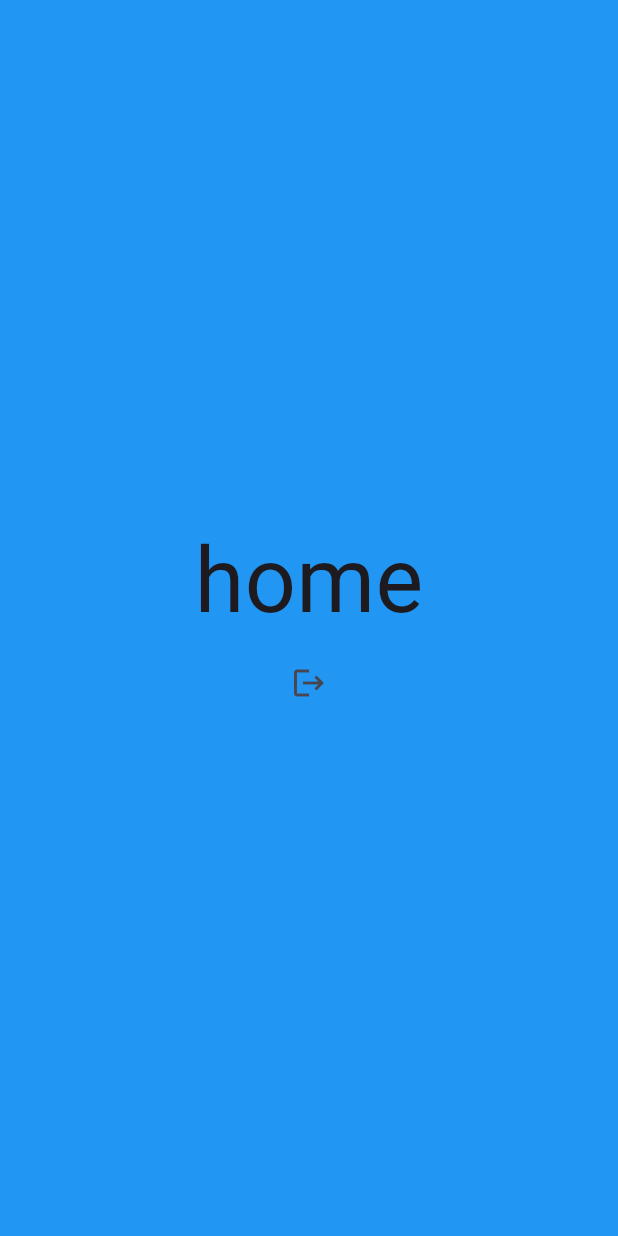
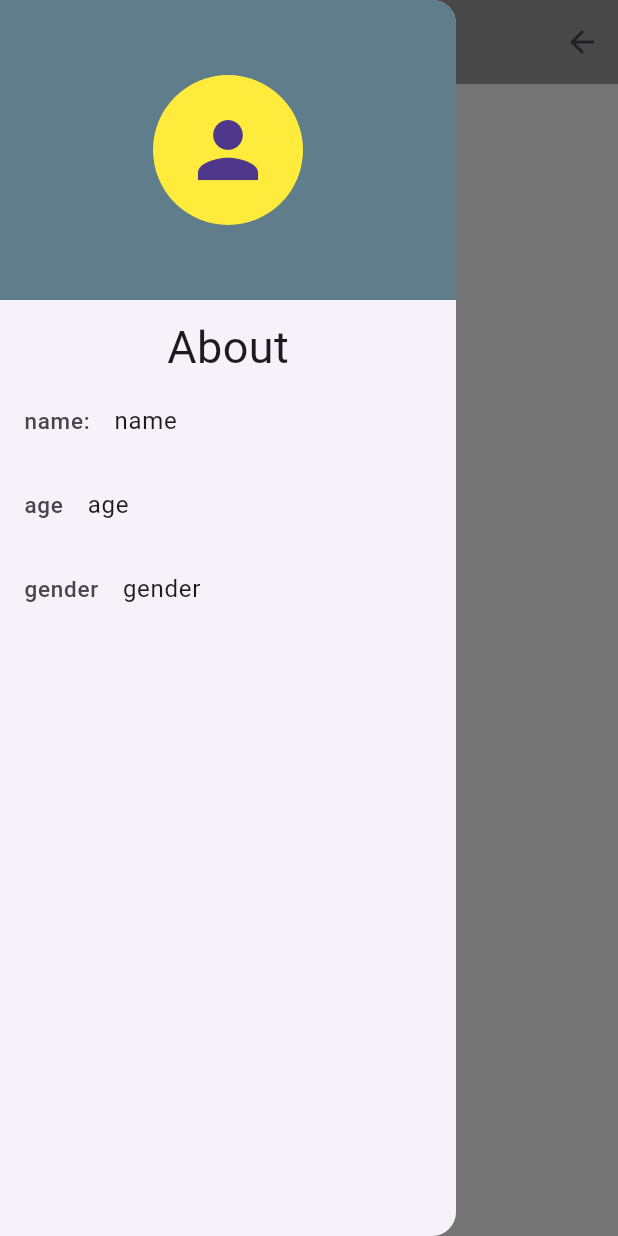
Before and after one commit to Abdusamadali/FirebaseAuthentication, a Flutter app: the screen it shows once a user with an empty profile is signed in, with the side drawer open (before the commit the screen has no drawer), on a phone screen of 412 x 824 dp. Run offline on Flutter 3.47's test engine with Material 3 defaults, Android fonts, the phone set to English and light mode, and no system bars; our stand-ins replace cloud_firestore, firebase_auth, firebase_core, google_sign_in; accounts and stored records are empty; network calls fail.

Commit message:
firestore code added

```diff
--- /dev/null
+++ b/lib/databaseFunction.dart
@@ -0,0 +1,35 @@
+
+
+import 'dart:collection';
+
+import 'package:cloud_firestore/cloud_firestore.dart';
+
+create (String _name,_gender,int _age,_user)async{
+  await FirebaseFirestore.instance.collection('instagram').doc(_user).set({
+    'name':_name,
+    'Gender':_gender,
+    'age':_age
+  });
+  print('database created');
+}
+update()async{
+  await FirebaseFirestore.instance.collection('instagram').doc('cat').update({
+    'age':23
+  });
+  print('data updated');
+}
+Delete()async{
+  await FirebaseFirestore.instance.collection('pets').doc('cat').delete();
+  print("delete");
+
+}
+Future<Map<String, dynamic>?> Retrive(String? user) async{
+  var User="user";
+  (user != null)?User=user:User="user";
+  var data=await FirebaseFirestore.instance.collection('instagram').doc(User).get();
+  print('data retrived');
+  // return data.data();
+  //print((data.data())?["name"]);
+  //print(data.data()?[dataType]);
+  return ((data.data()));
+}
--- a/lib/main.dart
+++ b/lib/main.dart
@@ -26,7 +26,7 @@ class _myappState extends State<myapp> {
   Widget build(BuildContext context) {
     return const MaterialApp(
       debugShowCheckedModeBanner: false,
-      home: AuthPage(),
+      home: AuthPage(email: null,),
     );
   }
 }
--- a/lib/pages/HomePage.dart
+++ b/lib/pages/HomePage.dart
@@ -1,28 +1,105 @@
+import 'dart:async';
+import 'dart:ui';
+
+import 'package:firebase/pages/aboutUser.dart';
 import 'package:firebase_auth/firebase_auth.dart';
+import 'package:flutter/cupertino.dart';
 import 'package:flutter/material.dart';
+import 'package:flutter/painting.dart';
+import 'package:flutter/rendering.dart';
+import 'package:flutter/widgets.dart';
+
+import '../databaseFunction.dart';
 
 
-class Home extends StatelessWidget {
-  const Home({super.key});
+class Home extends StatefulWidget {
+  final String? email;
+  const Home(  {super.key,required this.email});
+
+  @override
+  State<Home> createState() => _HomeState();
+}
+
+class _HomeState extends State<Home> {
+  var _name=TextEditingController();
+  var _age=TextEditingController();
+  var _gender=TextEditingController();
 
   @override
   Widget build(BuildContext context) {
     return Scaffold(
+      appBar: AppBar(
+        backgroundColor: Colors.blue,
+        title: Center(child: Text('Fire Store')),
+        actions: [
+          IconButton(onPressed: (){
+            FirebaseAuth.instance.signOut();
+          }, icon: Icon(Icons.logout))
+        ],
+      ),
       body: Container(
         color: Colors.blue,
-        child: Center(child: Column(
-          mainAxisAlignment: MainAxisAlignment.center,
-          children: [
-            Text('home',style: TextStyle(
-              fontSize: 60
-            ),),
-            IconButton(onPressed: (){
-              FirebaseAuth.instance.signOut();
-              print('signout');
-            }, icon: Icon(Icons.logout))
-           ]
-        )),
-      ),
+        child: Center(
+          child: Column(
+              mainAxisAlignment: MainAxisAlignment.center,
+            children: [
+                  Padding(
+                    padding: const EdgeInsets.only(left: 30.0,right: 30),
+                    child: TextField(
+                      controller: _name,
+                     decoration:  InputDecoration(
+                       hintText: 'name',
+                        border: OutlineInputBorder(
+                       //   borderSide: BorderSide(width: 20,color: Colors.red),
+                       //   borderRadius: BorderRadius.circular(39)
+                       ),
+                     ),
+                    ),
+                  ),
+              SizedBox(height: 10,),
+              Padding(
+                padding: const EdgeInsets.only(left: 30.0,right: 30),
+                child: TextField(
+                  controller: _age,
+                  keyboardType: TextInputType.number,
+                  decoration:  InputDecoration(
+                    hintText: 'age',
+                    border: OutlineInputBorder(
+                       borderSide: BorderSide(width: 20,color: Colors.red),
+                    //   borderRadius: BorderRadius.circular(39)
+                   ),
+                  ),
+
+                ),
+              ),
+              SizedBox(height: 10,),
+
+              Padding(
+                padding: const EdgeInsets.only(left: 30.0,right: 30),
+                child: TextField(
+                  controller: _gender,
+                  decoration:  InputDecoration(
+                    hintText: 'gender',
+                     border: OutlineInputBorder(
+                    //   borderSide: BorderSide(width: 20,color: Colors.red),
+                    //   borderRadius: BorderRadius.circular(39)
+                     ),
+                  ),
+                ),
+              ),
+              SizedBox(height: 30,),
+              ElevatedButton(onPressed: (){
+                final name = _name.text;
+                final gender = _gender.text;
+                final age = int.tryParse(_age.text);
+                final user="email: ${widget.email}";
+                create(name, gender,age! ,user);
+                Navigator.push(context, MaterialPageRoute(builder: (context) => userdata(user: user,),));
+              }, child: Text('submit'))
+            ],
+          ),
+        ),
+      )
     );
   }
 }
--- /dev/null
+++ b/lib/pages/aboutUser.dart
@@ -0,0 +1,132 @@
+import 'package:firebase/All_packages.dart';
+import 'package:firebase/databaseFunction.dart';
+import 'package:firebase_auth/firebase_auth.dart';
+import 'package:flutter/material.dart';
+
+
+
+class userdata extends StatefulWidget {
+   final String? user;
+  const  userdata({super.key,required this.user});
+
+  @override
+  State<userdata> createState() => _userdataState();
+}
+
+class _userdataState extends State<userdata> {
+  var  name=null;
+  var  Gender=null;
+  var  age=null;
+bool user_Registered=true;
+  void toggle(){
+    print('toogle called ');
+    print(user_Registered);
+    setState(() {
+      user_Registered=!user_Registered;
+
+    });
+  }
+
+  @override
+  Widget build(BuildContext context) {
+    return Scaffold(
+      appBar: AppBar(
+        backgroundColor: Colors.grey,
+        title: const Center(child: Text('About')),
+        actions: [
+          IconButton(onPressed: () {
+
+            setState(() {
+              FirebaseAuth.instance.signOut();
+            });
+
+            //Navigator.push(context, MaterialPageRoute(builder: (context) => LoginPage(tap: toggle),));
+          }, icon: const Icon(Icons.arrow_back_sharp))
+        ],
+      ),
+      drawer: SafeArea(
+        child: Drawer(
+          backgroundColor: Colors.grey[250],
+          child: Column(
+            mainAxisAlignment: MainAxisAlignment.start,
+            children: [
+                Container(
+                  color: Colors.blueGrey,
+                  height: 200,
+                  child: Center(
+                    child: CircleAvatar(
+                       radius: 50,
+                      backgroundColor: Colors.yellow,
+                      child: Icon(Icons.person,size: 60,),
+                    ),
+                  ),
+                ),
+              SizedBox(height: 10,),
+              Text('About',
+                style: TextStyle(
+                  fontSize: 30
+                ),
+              ),
+              ListTile(
+                leading: Text('name:',
+                style: TextStyle(
+                  fontSize: 15
+                ),
+                ),
+                title: Text((name==null)?'name':name),
+              ),
+              ListTile(
+                leading: const Text('age',
+                  style: TextStyle(
+                      fontSize: 15
+                  ),
+                ),
+                title: Text((age==null)?'age':age.toString()),
+              ),
+              ListTile(
+                leading: const Text('gender',
+                  style: TextStyle(
+                      fontSize: 15
+                  ),
+                ),
+                title: Text((Gender==null)?'gender':Gender)
+              ),
+
+            ],
+          ),
+        ),
+      ),
+      body: Container(
+        color: Colors.white60,
+        child: Center(
+          child: Column(
+            mainAxisAlignment: MainAxisAlignment.center,
+            children: [
+              TextButton(onPressed:
+                  () async {
+                    var data = await Retrive(widget.user);
+                setState(() {
+
+                  print(data?['name']);
+                  print(data?['age']);
+                  print(data?['Gender']);
+                  name = data?['name'];
+                  age = data?['age'];
+                  Gender = data?['Gender'];
+                });
+
+              }, style: TextButton.styleFrom(
+                  textStyle: const TextStyle(
+                      fontSize: 37
+                  )
+              ),
+                  child: Text(((name == null) ? 'Get ' : 'see'))
+              )
+            ],
+          ),
+        ),
+      ),
+    );
+  }
+
+}
--- a/lib/pages/auth.dart
+++ b/lib/pages/auth.dart
@@ -1,4 +1,5 @@
 import 'package:firebase/pages/HomePage.dart';
+import 'package:firebase/pages/aboutUser.dart';
 import 'package:firebase/pages/registerOrlogin.dart';
 import 'package:firebase_auth/firebase_auth.dart';
 import 'package:flutter/material.dart';
@@ -6,16 +7,19 @@ import 'package:firebase/All_packages.dart';
 
 
 class AuthPage extends StatelessWidget {
-  const AuthPage({super.key});
+  final String? email;
+  const AuthPage({super.key,required this.email});
 
   @override
   Widget build(BuildContext context) {
+
+
     return Scaffold(
        body: StreamBuilder<User?>(
          stream: FirebaseAuth.instance.authStateChanges(),
          builder: (context,snapshot){
             if(snapshot.hasData){
-              return Home();
+              return userdata(user: email,);
             }else{
               return optionPage();
             }
--- a/lib/pages/registerOrlogin.dart
+++ b/lib/pages/registerOrlogin.dart
@@ -23,6 +23,5 @@ class _optionPageState extends State<optionPage> {
       user_Registered=!user_Registered;
 
     });
-
   }
 }
--- a/lib/pages/registerPage.dart
+++ b/lib/pages/registerPage.dart
@@ -145,8 +145,6 @@ class _RegisterState extends State<RegisterPage> {
                       setState(() {
                         signup();
                       });
-
-
                     },
                     style: ButtonStyle(
                       backgroundColor:
@@ -180,9 +178,9 @@ class _RegisterState extends State<RegisterPage> {
                 Row(
                   mainAxisAlignment: MainAxisAlignment.center,
                   children: [
-                    sqrTile(url: 'assets/img_3.png',tap :googleServices().signInWithGoogle),
+                    sqrTile(url: 'assets/img_3.png',tap :googleServices(context: context).signInWithGoogle),
                     SizedBox(width: 50,),
-                    sqrTile(url: 'assets/img_4.png',tap: googleServices().signInWithGoogle,)
+                    sqrTile(url: 'assets/img_4.png',tap: googleServices(context: context).signInWithGoogle,)
                   ],
                 ),
                 const SizedBox(height: 80),
--- a/pubspec.yaml
+++ b/pubspec.yaml
@@ -38,6 +38,7 @@ dependencies:
   firebase_core: ^3.1.0
   firebase_auth: ^5.1.0
   google_sign_in: ^6.2.1
+  cloud_firestore: ^5.0.2
 
 dev_dependencies:
   flutter_test:
```
Also changed, not shown: lib/pages/google_servies.dart (+12 -4 lines), lib/pages/loginui.dart (+9 -4 lines), pubspec.lock, 3 other files.
